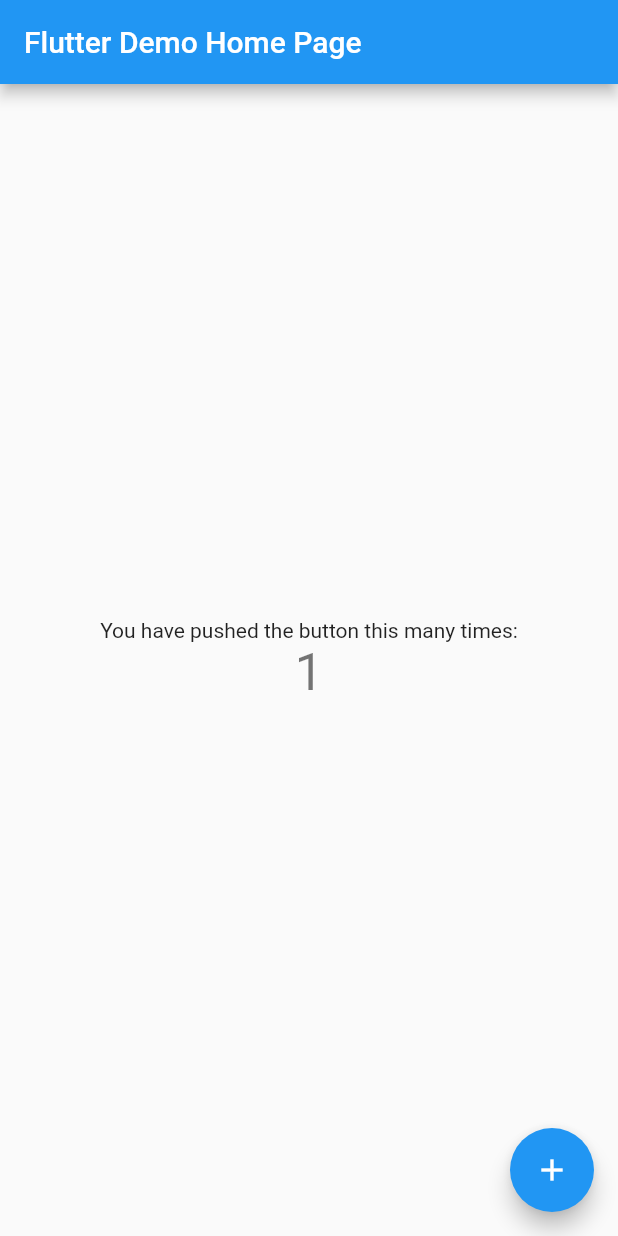
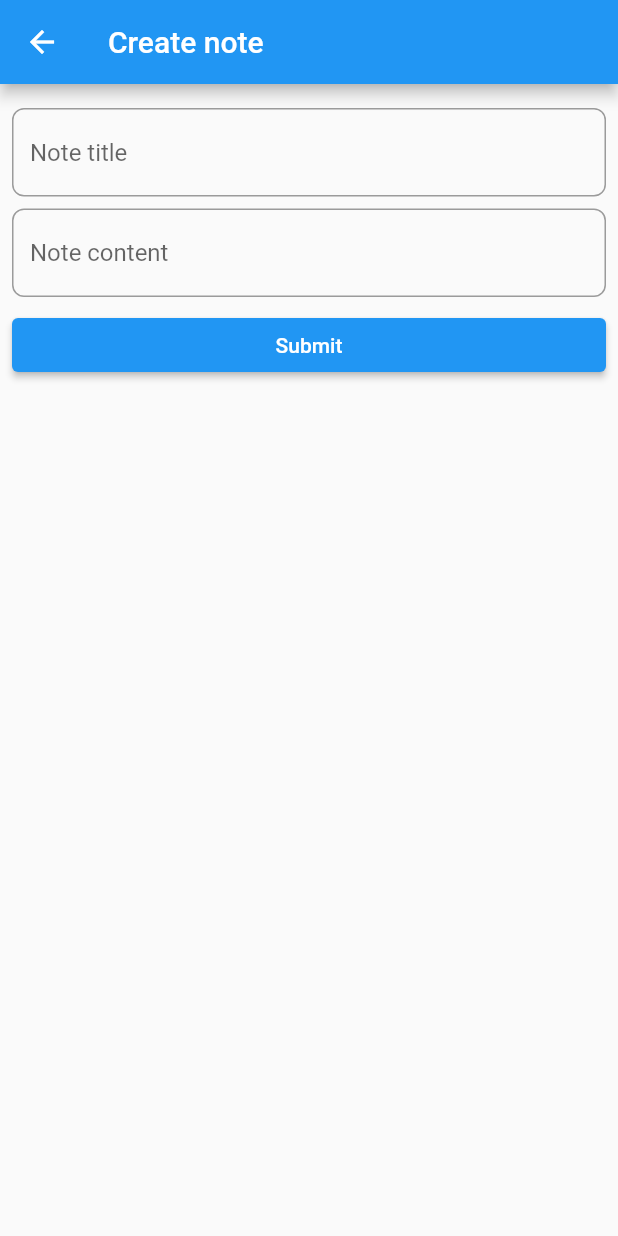
Before and after one commit to seannpenn/consuming_api, a Flutter app: the screen it shows after launch, after a tap on the "add" icon, on a phone screen of 412 x 824 dp. Run offline on Flutter 3.47's test engine with Material 2 defaults, Android fonts, the phone set to English and light mode, and no system bars.

Commit message:
creating the entire UI

```diff
--- a/lib/main.dart
+++ b/lib/main.dart
@@ -1,3 +1,4 @@
+import 'package:consume_api/views/note_list.dart';
 import 'package:flutter/material.dart';
 
 void main() {
@@ -13,103 +14,9 @@
     return MaterialApp(
       title: 'Flutter Demo',
       theme: ThemeData(
-        // This is the theme of your application.
-        //
-        // Try running your application with "flutter run". You'll see the
-        // application has a blue toolbar. Then, without quitting the app, try
-        // changing the primarySwatch below to Colors.green and then invoke
-        // "hot reload" (press "r" in the console where you ran "flutter run",
-        // or simply save your changes to "hot reload" in a Flutter IDE).
-        // Notice that the counter didn't reset back to zero; the application
-        // is not restarted.
         primarySwatch: Colors.blue,
       ),
-      home: const MyHomePage(title: 'Flutter Demo Home Page'),
+      home:  NoteList(),
     );
   }
 }
-
-class MyHomePage extends StatefulWidget {
-  const MyHomePage({Key? key, required this.title}) : super(key: key);
-
-  // This widget is the home page of your application. It is stateful, meaning
-  // that it has a State object (defined below) that contains fields that affect
-  // how it looks.
-
-  // This class is the configuration for the state. It holds the values (in this
-  // case the title) provided by the parent (in this case the App widget) and
-  // used by the build method of the State. Fields in a Widget subclass are
-  // always marked "final".
-
-  final String title;
-
-  @override
-  State<MyHomePage> createState() => _MyHomePageState();
-}
-
-class _MyHomePageState extends State<MyHomePage> {
-  int _counter = 0;
-
-  void _incrementCounter() {
-    setState(() {
-      // This call to setState tells the Flutter framework that something has
-      // changed in this State, which causes it to rerun the build method below
-      // so that the display can reflect the updated values. If we changed
-      // _counter without calling setState(), then the build method would not be
-      // called again, and so nothing would appear to happen.
-      _counter++;
-    });
-  }
-
-  @override
-  Widget build(BuildContext context) {
-    // This method is rerun every time setState is called, for instance as done
-    // by the _incrementCounter method above.
-    //
-    // The Flutter framework has been optimized to make rerunning build methods
-    // fast, so that you can just rebuild anything that needs updating rather
-    // than having to individually change instances of widgets.
-    return Scaffold(
-      appBar: AppBar(
-        // Here we take the value from the MyHomePage object that was created by
-        // the App.build method, and use it to set our appbar title.
-        title: Text(widget.title),
-      ),
-      body: Center(
-        // Center is a layout widget. It takes a single child and positions it
-        // in the middle of the parent.
-        child: Column(
-          // Column is also a layout widget. It takes a list of children and
-          // arranges them vertically. By default, it sizes itself to fit its
-          // children horizontally, and tries to be as tall as its parent.
-          //
-          // Invoke "debug painting" (press "p" in the console, choose the
-          // "Toggle Debug Paint" action from the Flutter Inspector in Android
-          // Studio, or the "Toggle Debug Paint" command in Visual Studio Code)
-          // to see the wireframe for each widget.
-          //
-          // Column has various properties to control how it sizes itself and
-          // how it positions its children. Here we use mainAxisAlignment to
-          // center the children vertically; the main axis here is the vertical
-          // axis because Columns are vertical (the cross axis would be
-          // horizontal).
-          mainAxisAlignment: MainAxisAlignment.center,
-          children: <Widget>[
-            const Text(
-              'You have pushed the button this many times:',
-            ),
-            Text(
-              '$_counter',
-              style: Theme.of(context).textTheme.headline4,
-            ),
-          ],
-        ),
-      ),
-      floatingActionButton: FloatingActionButton(
-        onPressed: _incrementCounter,
-        tooltip: 'Increment',
-        child: const Icon(Icons.add),
-      ), // This trailing comma makes auto-formatting nicer for build methods.
-    );
-  }
-}
--- /dev/null
+++ b/lib/views/note_list.dart
@@ -0,0 +1,98 @@
+import 'package:consume_api/models/note_for_listing.dart';
+import 'package:consume_api/views/note_delete.dart';
+import 'package:consume_api/views/note_modify.dart';
+import 'package:flutter/material.dart';
+
+class NoteList extends StatelessWidget {
+  NoteList({Key? key}) : super(key: key);
+
+  final notes = [
+    NoteForListing(
+        noteID: "1",
+        createDateTime: DateTime.now(),
+        lastEditDateTime: DateTime.now(),
+        noteTitle: "Note 1"),
+    NoteForListing(
+        noteID: "2",
+        createDateTime: DateTime.now(),
+        lastEditDateTime: DateTime.now(),
+        noteTitle: "Note 2"),
+    NoteForListing(
+        noteID: "3",
+        createDateTime: DateTime.now(),
+        lastEditDateTime: DateTime.now(),
+        noteTitle: "Note 3"),
+    NoteForListing(
+        noteID: "3",
+        createDateTime: DateTime.now(),
+        lastEditDateTime: DateTime.now(),
+        noteTitle: "Note 3"),
+    NoteForListing(
+        noteID: "3",
+        createDateTime: DateTime.now(),
+        lastEditDateTime: DateTime.now(),
+        noteTitle: "Note 3"),
+    NoteForListing(
+        noteID: "3",
+        createDateTime: DateTime.now(),
+        lastEditDateTime: DateTime.now(),
+        noteTitle: "Note 3")
+  ];
+
+  String formatDateTime(DateTime dateTime) {
+    return '${dateTime.month}/${dateTime.month}/${dateTime.year}';
+  }
+
+  @override
+  Widget build(BuildContext context) {
+    return Scaffold(
+        appBar: AppBar(title: const Text('List of notes')),
+        floatingActionButton: FloatingActionButton(
+          onPressed: () {
+            Navigator.of(context).push(MaterialPageRoute(
+              builder: (context) => NoteModify(),
+            ));
+          },
+          child: const Icon(Icons.add),
+        ),
+        body: ListView.separated(
+          separatorBuilder: (context, index) => const Divider(
+            height: 3,
+            color: Colors.black,
+            thickness: 1,
+          ),
+          itemBuilder: (context, index) {
+            return Dismissible(
+              key: UniqueKey(),
+              direction: DismissDirection.startToEnd,
+              onDismissed: (direction) {},
+              confirmDismiss: (direction) async {
+                final result = await showDialog(
+                    context: context, builder: (context) => NoteDelete());
+                print(result);
+                return result;
+              },
+              background: Container(
+              color: Colors.red,
+              padding: const EdgeInsets.only(left: 16),
+              child: const Align(alignment: Alignment.centerLeft,child: Icon(Icons.delete, color: Colors.white),),
+            ),
+              child: ListTile(
+                title: Text(
+                  notes[index].noteTitle,
+                  style: TextStyle(color: Theme.of(context).primaryColor),
+                ),
+                subtitle: Text(formatDateTime(notes[index].createDateTime)),
+                onTap: () {
+                  Navigator.of(context).push(MaterialPageRoute(
+                    builder: (context) =>
+                        NoteModify(noteID: notes[index].noteID),
+                  ));
+                },
+              ),
+            );
+          },
+          itemCount: notes.length,
+        ));
+  }
+}
--- /dev/null
+++ b/lib/views/note_modify.dart
@@ -0,0 +1,63 @@
+import 'package:flutter/material.dart';
+import 'package:flutter/src/foundation/key.dart';
+import 'package:flutter/src/widgets/framework.dart';
+
+class NoteModify extends StatelessWidget {
+  final String noteID;
+  NoteModify({Key? key, this.noteID = ''}) : super(key: key);
+  final FocusNode _messageFN = FocusNode();
+  final TextEditingController _titleController = TextEditingController();
+  final TextEditingController _contentController = TextEditingController();
+  @override
+  Widget build(BuildContext context) {
+    return Scaffold(
+        appBar: AppBar(title: Text(noteID.isEmpty? 'Create note': 'Edit note $noteID')),
+        body: Padding(
+          padding: const EdgeInsets.all(8.0),
+          child: AspectRatio(
+            aspectRatio: 4 / 2,
+            child: Column(
+              mainAxisAlignment: MainAxisAlignment.spaceEvenly,
+              children: [
+                TextFormField(
+                  onFieldSubmitted: (String text) {},
+                  focusNode: _messageFN,
+                  controller: _titleController,
+                  decoration: const InputDecoration(
+                      fillColor: Colors.white,
+                      border: OutlineInputBorder(
+                        borderRadius: BorderRadius.all(
+                          Radius.circular(8),
+                        ),
+                      ),
+                      hintText: 'Note title'),
+                ),
+                TextFormField(
+                  onFieldSubmitted: (String text) {},
+                  focusNode: _messageFN,
+                  controller: _contentController,
+                  decoration: const InputDecoration(
+                      fillColor: Colors.white,
+                      border: OutlineInputBorder(
+                        borderRadius: BorderRadius.all(
+                          Radius.circular(8),
+                        ),
+                      ),
+                      hintText: 'Note content'),
+                ),
+                SizedBox(
+                  width: double.infinity,
+                  child: ElevatedButton(
+                    onPressed: () {
+                      Navigator.of(context).pop();
+                    },
+                    child: const Text('Submit'),
+
+                  ),
+                )
+              ],
+            ),
+          ),
+        ));
+  }
+}
```
Also changed, not shown: lib/models/note_for_listing.dart (added, +13 -0 lines), lib/views/note_delete.dart (added, +26 -0 lines).
